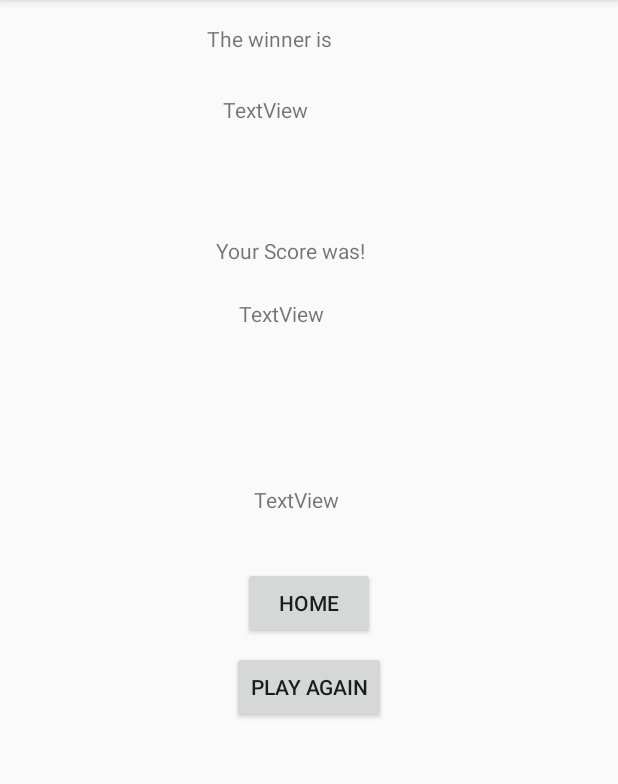
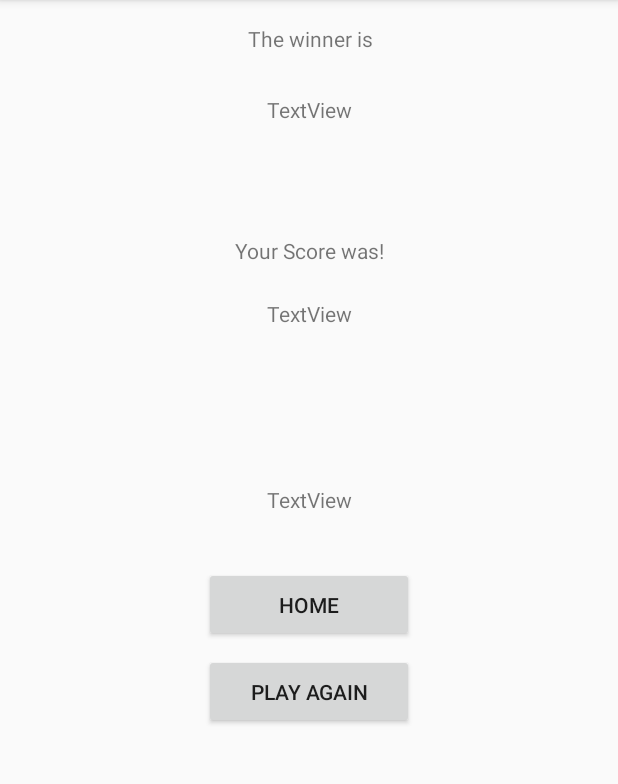
Before and after one commit to Kylemiller995/AndroidCardGame, an Android app: the EndGameActivity screen opened directly, with no data from a screen before it, on a phone screen of 412 x 824 dp, the part 84-868 px from its top. Run offline under Robolectric (Android 15) with nearby library versions, the phone set to English and light mode, and no system bars; 7 statements that could not run were skipped.

Commit message:
add polish gameactivity

```diff
--- a/App/MyApplication/app/src/main/res/layout/activity_end_game.xml
+++ b/App/MyApplication/app/src/main/res/layout/activity_end_game.xml
@@ -11,13 +11,14 @@
         android:id="@+id/computer_score"
         android:layout_width="73dp"
         android:layout_height="23dp"
+        android:layout_marginLeft="8dp"
+        android:layout_marginRight="8dp"
+        android:layout_marginTop="8dp"
         android:text="TextView"
-        android:layout_marginTop="8dp"
-        app:layout_constraintTop_toBottomOf="@+id/computer_message"
-        android:layout_marginLeft="8dp"
+        android:textAlignment="center"
         app:layout_constraintLeft_toLeftOf="parent"
-        android:layout_marginRight="8dp"
-        app:layout_constraintRight_toRightOf="parent" />
+        app:layout_constraintRight_toRightOf="parent"
+        app:layout_constraintTop_toBottomOf="@+id/computer_message" />
 
     <TextView
         android:id="@+id/winning_name"
@@ -27,6 +28,7 @@
         android:layout_marginRight="8dp"
         android:layout_marginTop="16dp"
         android:text="@string/winner_message"
+        android:textAlignment="center"
         app:layout_constraintHorizontal_bias="0.502"
         app:layout_constraintLeft_toLeftOf="parent"
         app:layout_constraintRight_toRightOf="parent"
@@ -36,57 +38,61 @@
         android:id="@+id/congrats"
         android:layout_width="115dp"
         android:layout_height="30dp"
+        android:layout_marginLeft="8dp"
+        android:layout_marginRight="8dp"
+        android:layout_marginTop="10dp"
         android:text="TextView"
-        android:layout_marginTop="10dp"
-        app:layout_constraintTop_toBottomOf="@+id/winning_name"
-        android:layout_marginLeft="8dp"
+        android:textAlignment="center"
+        app:layout_constraintHorizontal_bias="0.501"
         app:layout_constraintLeft_toLeftOf="parent"
-        android:layout_marginRight="8dp"
         app:layout_constraintRight_toRightOf="parent"
-        app:layout_constraintHorizontal_bias="0.501" />
+        app:layout_constraintTop_toBottomOf="@+id/winning_name" />
 
     <TextView
         android:id="@+id/human_message"
         android:layout_width="124dp"
         android:layout_height="34dp"
+        android:layout_marginLeft="8dp"
+        android:layout_marginRight="8dp"
         android:layout_marginTop="64dp"
         android:text="@string/human_message"
-        app:layout_constraintTop_toBottomOf="@+id/congrats"
-        android:layout_marginRight="8dp"
+        android:textAlignment="center"
+        app:layout_constraintHorizontal_bias="0.501"
+        app:layout_constraintLeft_toLeftOf="parent"
         app:layout_constraintRight_toRightOf="parent"
-        android:layout_marginLeft="8dp"
-        app:layout_constraintLeft_toLeftOf="parent"
-        app:layout_constraintHorizontal_bias="0.501" />
+        app:layout_constraintTop_toBottomOf="@+id/congrats" />
 
     <TextView
         android:id="@+id/computer_message"
         android:layout_width="130dp"
         android:layout_height="41dp"
+        android:layout_marginLeft="8dp"
+        android:layout_marginRight="8dp"
         android:layout_marginTop="43dp"
         android:text=""
-        app:layout_constraintTop_toBottomOf="@+id/human_score"
-        android:layout_marginLeft="8dp"
+        android:textAlignment="center"
+        app:layout_constraintHorizontal_bias="0.501"
         app:layout_constraintLeft_toLeftOf="parent"
-        android:layout_marginRight="8dp"
         app:layout_constraintRight_toRightOf="parent"
-        app:layout_constraintHorizontal_bias="0.501" />
+        app:layout_constraintTop_toBottomOf="@+id/human_score" />
 
     <TextView
         android:id="@+id/human_score"
         android:layout_width="94dp"
         android:layout_height="31dp"
+        android:layout_marginLeft="8dp"
+        android:layout_marginRight="8dp"
+        android:layout_marginTop="8dp"
         android:text="TextView"
-        android:layout_marginTop="8dp"
-        app:layout_constraintTop_toBottomOf="@+id/human_message"
-        android:layout_marginLeft="8dp"
+        android:textAlignment="center"
         app:layout_constraintLeft_toLeftOf="parent"
-        android:layout_marginRight="8dp"
-        app:layout_constraintRight_toRightOf="parent" />
+        app:layout_constraintRight_toRightOf="parent"
+        app:layout_constraintTop_toBottomOf="@+id/human_message" />
 
     <Button
         android:id="@+id/home_button"
-        android:layout_width="wrap_content"
-        android:layout_height="wrap_content"
+        android:layout_width="140dp"
+        android:layout_height="50dp"
         android:layout_marginLeft="8dp"
         android:layout_marginRight="8dp"
         android:layout_marginTop="31dp"
@@ -98,8 +104,8 @@
 
     <Button
         android:id="@+id/play_again"
-        android:layout_width="wrap_content"
-        android:layout_height="wrap_content"
+        android:layout_width="140dp"
+        android:layout_height="50dp"
         android:layout_marginLeft="8dp"
         android:layout_marginRight="8dp"
         android:layout_marginTop="8dp"
```
Also changed, not shown: App/MyApplication/app/src/main/res/layout/activity_game.xml (+10 -11 lines).
